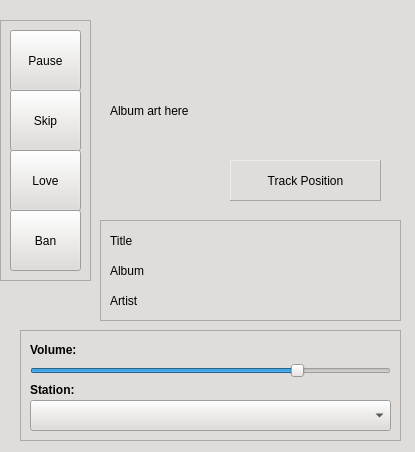
Above: qAndora.ui from JeffHoogland/qAndora before the change. Below: the same form after it.
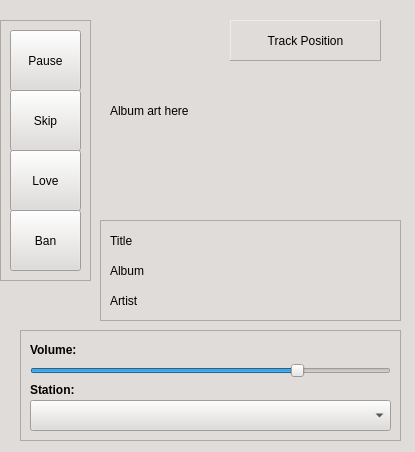
That is the form after the change. Icons and pictures are not drawn.

```diff
--- a/qAndora.ui
+++ b/qAndora.ui
@@ -618,7 +618,7 @@
    <property name="geometry">
     <rect>
      <x>230</x>
-     <y>160</y>
+     <y>20</y>
      <width>151</width>
      <height>41</height>
     </rect>
```
